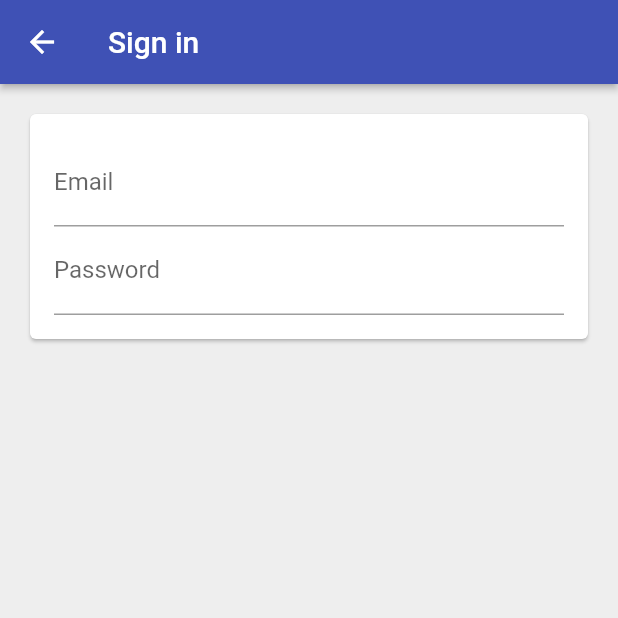
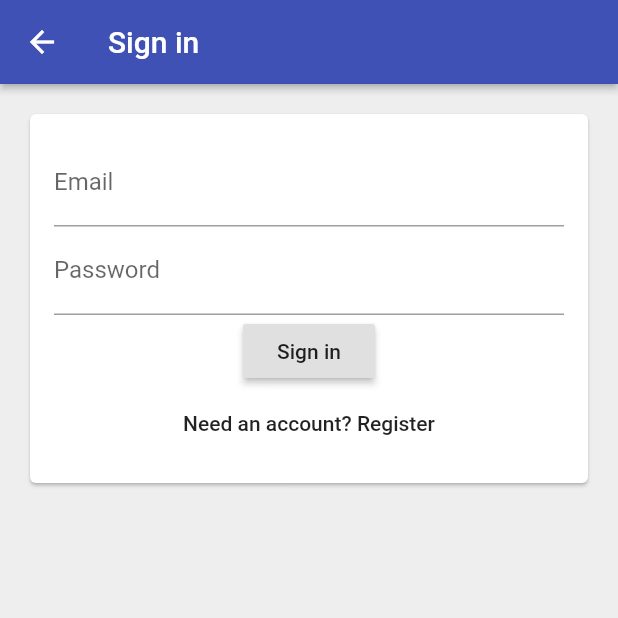
Before and after one commit to christenbc/time_tracker_app, a Flutter app: the EmailSignInPage screen opened directly, on a phone screen of 412 x 824 dp, the top half of it. Run offline on Flutter 3.47's test engine with Material 2 defaults, Android fonts, the phone set to English and light mode, and no system bars; our stand-ins replace firebase_auth, firebase_core, google_sign_in; accounts and stored records are empty.

Commit message:
add buttons

```diff
--- a/lib/app/sign_in/email_sign_in_form.dart
+++ b/lib/app/sign_in/email_sign_in_form.dart
@@ -14,7 +14,15 @@ class EmailSignInForm extends StatelessWidget {
           labelText: 'Password',
         ),
         obscureText: true,
-      )
+      ),
+      RaisedButton(
+          child: Text('Sign in'),
+          onPressed: () {},
+      ),
+      FlatButton(
+        child: Text('Need an account? Register'),
+        onPressed: () {},
+      ),
     ];
   }
 
```
